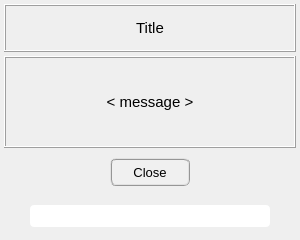
Qt form pulse/interface/ui_files/messages/print_message.ui (open-pulse/OpenPulse) before a commit.
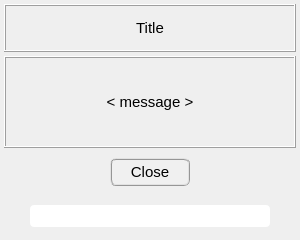
The same form after that commit.

```diff
--- a/pulse/interface/ui_files/messages/print_message.ui
+++ b/pulse/interface/ui_files/messages/print_message.ui
@@ -100,7 +100,7 @@
         <property name="font">
          <font>
           <family>MS Shell Dlg 2</family>
-          <pointsize>10</pointsize>
+          <pointsize>11</pointsize>
           <weight>9</weight>
           <italic>false</italic>
           <bold>false</bold>
```
Left out of the diff: 6 changed lines with no effect on the pictures.
